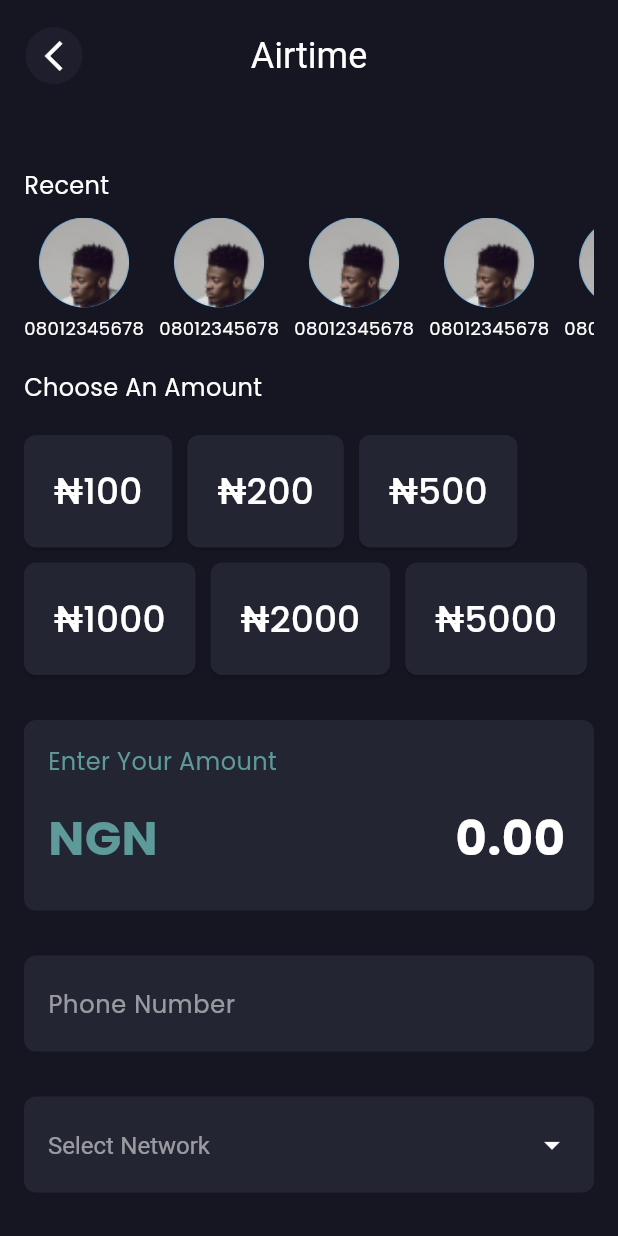
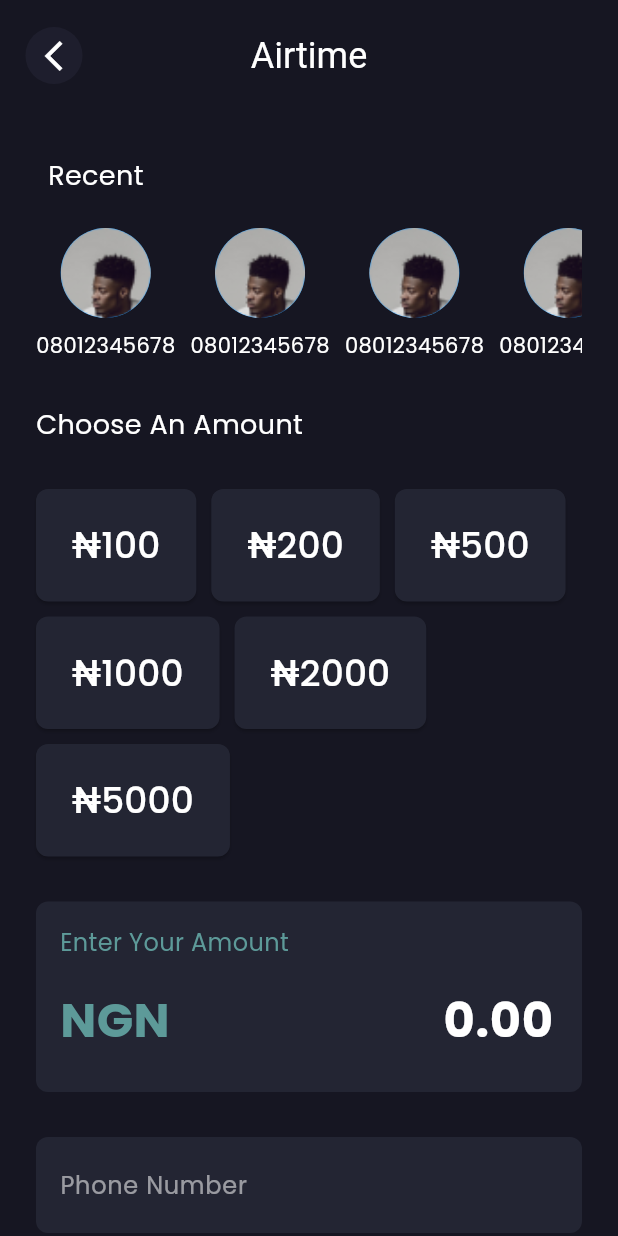
Before and after one commit to iEmmanuel104/plugx_app, a Flutter app: the AirtimeScreen screen opened directly, on a phone screen of 412 x 824 dp. Run offline on Flutter 3.47's test engine with Material 3 defaults, Android fonts, the light colour scheme and no system bars; our stand-ins replace google_fonts.

Commit message:
chore: Update airtime screen UI and styling

```diff
--- a/lib/screens/inner_screens/airtime_screen.dart
+++ b/lib/screens/inner_screens/airtime_screen.dart
@@ -1,5 +1,6 @@
 import 'package:flutter/material.dart';
 import '../../widgets/custom_button.dart';
+
 class AirtimeScreen extends StatefulWidget {
   const AirtimeScreen({super.key});
 
@@ -46,14 +47,17 @@ class _AirtimeScreenState extends State<AirtimeScreen> {
       ),
       body: SingleChildScrollView(
         child: Padding(
-          padding: const EdgeInsets.all(16.0),
+          padding: const EdgeInsets.symmetric(horizontal: 24.0),
           child: Column(
             crossAxisAlignment: CrossAxisAlignment.start,
             children: [
               const SizedBox(height: 40),
-              const Text('Recent',
-                  style: TextStyle(color: Colors.white, fontSize: 16)),
-              const SizedBox(height: 10),
+              const Padding(
+                padding: EdgeInsets.all(8.0),
+                child: Text('Recent',
+                    style: TextStyle(color: Colors.white, fontSize: 18)),
+              ),
+              const SizedBox(height: 14),
               SingleChildScrollView(
                 scrollDirection: Axis.horizontal,
                 child: Row(
@@ -61,10 +65,10 @@ class _AirtimeScreenState extends State<AirtimeScreen> {
                       15, (index) => _buildRecentItem('08012345678')),
                 ),
               ),
-              const SizedBox(height: 20),
+              const SizedBox(height: 30),
               const Text('Choose An Amount',
-                  style: TextStyle(color: Colors.white, fontSize: 16)),
-              const SizedBox(height: 20),
+                  style: TextStyle(color: Colors.white, fontSize: 18)),
+              const SizedBox(height: 30),
               Wrap(
                 spacing: 10,
                 runSpacing: 10,
@@ -83,8 +87,9 @@ class _AirtimeScreenState extends State<AirtimeScreen> {
               _buildPhoneNumberInput(),
               const SizedBox(height: 30),
               _buildNetworkDropdown(),
+              const Spacer(),
+              CustomButton(text: 'Next', onPressed: () {}),
               const SizedBox(height: 30),
-              CustomButton(text: 'Next', onPressed: () {}),
             ],
           ),
         ),
@@ -101,9 +106,9 @@ class _AirtimeScreenState extends State<AirtimeScreen> {
             radius: 30,
             backgroundImage: AssetImage('assets/images/profile_pic.png'),
           ),
-          const SizedBox(height: 5),
+          const SizedBox(height: 8),
           Text(number,
-              style: const TextStyle(color: Colors.white, fontSize: 12)),
+              style: const TextStyle(color: Colors.white, fontSize: 14)),
         ],
       ),
     );
@@ -121,14 +126,14 @@ class _AirtimeScreenState extends State<AirtimeScreen> {
         backgroundColor:
             isSelected ? const Color(0xFF5D9A99) : const Color(0xFF232533),
         shape: RoundedRectangleBorder(borderRadius: BorderRadius.circular(8)),
-        padding: const EdgeInsets.symmetric(horizontal: 20, vertical: 20),
+        padding: const EdgeInsets.symmetric(horizontal: 24, vertical: 20),
       ),
       child: Text(amount,
           style: const TextStyle(color: Colors.white, fontSize: 24)),
     );
   }
 
-Widget _buildAmountInput() {
+  Widget _buildAmountInput() {
     return Container(
       padding: const EdgeInsets.all(16),
       decoration: BoxDecoration(
```
